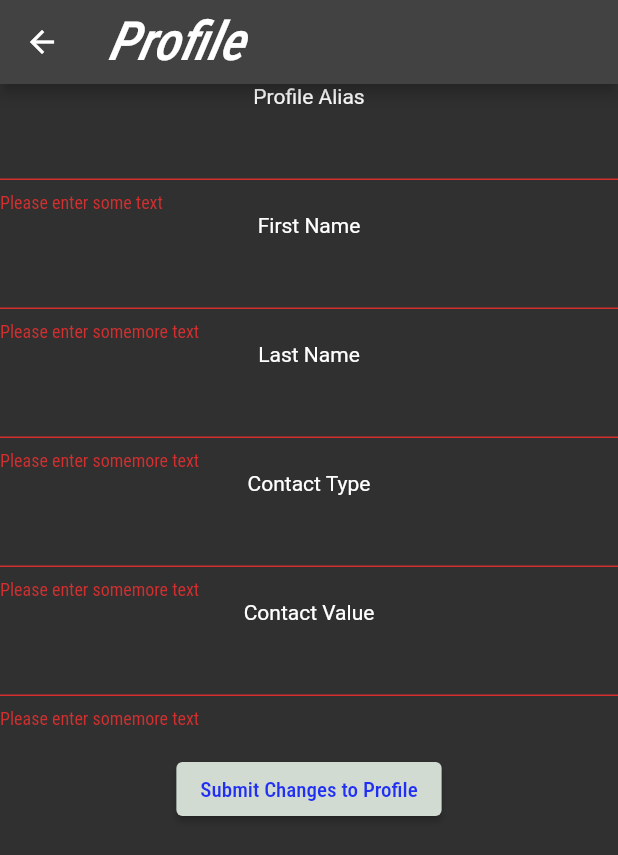
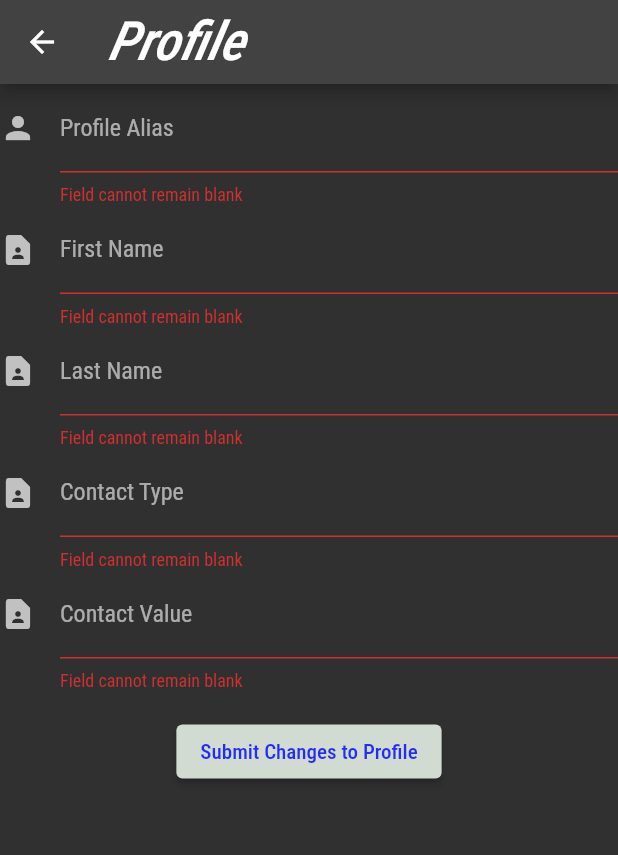
Before and after one commit to roostercoopllc/dSmarket, a Flutter app: the ProfilePage screen opened directly, after a tap on "Submit Changes to Profile", on a phone screen of 412 x 824 dp. Shown: the top 855 px of the screen. Run offline on Flutter 3.47's test engine with Material 2 defaults, Android fonts, the phone set to English and light mode, and no system bars; our stand-ins replace community_material_icon, flutter_switch, localstorage, qr_flutter; missing offline and left inert: walletconnect_dart, web3dart; Roboto replaces fonts that are missing (Hind, Roboto Condensed).

Commit message:
new profile form style, can replicate to all other form pages later.

```diff
--- a/mobile/lib/pages/profile.dart
+++ b/mobile/lib/pages/profile.dart
@@ -37,62 +37,91 @@ class _ProfilePageState extends State<ProfilePage> {
                 child: Column(
                   crossAxisAlignment: CrossAxisAlignment.center,
                   children: [
-                    Text(
-                      'Profile Alias',
-                    ),
+                    // Text(
+                    //   'Profile Alias',
+                    // ),
                     TextFormField(
+                      decoration: const InputDecoration(
+                        icon: Icon(Icons.person),
+                        hintText: "Profile Alias",
+                        labelText: "Profile Alias",
+                      ),
                       // The validator receives the text that the user has entered.
                       validator: (value) {
                         if (value == null || value.isEmpty) {
-                          return 'Please enter some text';
+                          return 'Field cannot remain blank';
+                        }
+                        return null;
+                      },
+                      // style: TextStyle(
+                      //   color: Color.fromARGB(255, 255, 255, 255),
+                      // ),
+
+                    ),
+                    // Text(
+                    //   'First Name',
+                    // ),
+                    TextFormField(
+                        decoration: const InputDecoration(
+                        icon: Icon(Icons.contact_page),
+                        hintText: "First Name",
+                        labelText: "First Name",
+                      ),
+                      // The validator receives the text that the user has entered.
+                      validator: (value) {
+                        if (value == null || value.isEmpty) {
+                          return 'Field cannot remain blank';
                         }
                         return null;
                       },
                     ),
-                    Text(
-                      'First Name',
-                    ),
+                    // Text(
+                    //   'Last Name',
+                    // ),
                     TextFormField(
+                        decoration: const InputDecoration(
+                        icon: Icon(Icons.contact_page),
+                        hintText: "Last Name",
+                        labelText: "Last Name",
+                      ),
                       // The validator receives the text that the user has entered.
                       validator: (value) {
                         if (value == null || value.isEmpty) {
-                          return 'Please enter somemore text';
+                          return 'Field cannot remain blank';
                         }
                         return null;
                       },
                     ),
-                    Text(
-                      'Last Name',
-                    ),
+                    // Text(
+                    //   'Contact Type',
+                    // ),
                     TextFormField(
+                        decoration: const InputDecoration(
+                        icon: Icon(Icons.contact_page),
+                        hintText: "Contact Type",
+                        labelText: "Contact Type",
+                      ),
                       // The validator receives the text that the user has entered.
                       validator: (value) {
                         if (value == null || value.isEmpty) {
-                          return 'Please enter somemore text';
+                          return 'Field cannot remain blank';
                         }
                         return null;
                       },
                     ),
-                    Text(
-                      'Contact Type',
-                    ),
+                    // Text(
+                    //   'Contact Value',
+                    // ),
                     TextFormField(
+                        decoration: const InputDecoration(
+                        icon: Icon(Icons.contact_page),
+                        hintText: "Contact Value",
+                        labelText: "Contact Value",
+                      ),
                       // The validator receives the text that the user has entered.
                       validator: (value) {
                         if (value == null || value.isEmpty) {
-                          return 'Please enter somemore text';
-                        }
-                        return null;
-                      },
-                    ),
-                    Text(
-                      'Contact Value',
-                    ),
-                    TextFormField(
-                      // The validator receives the text that the user has entered.
-                      validator: (value) {
-                        if (value == null || value.isEmpty) {
-                          return 'Please enter somemore text';
+                          return 'Field cannot remain blank';
                         }
                         return null;
                       },
```
